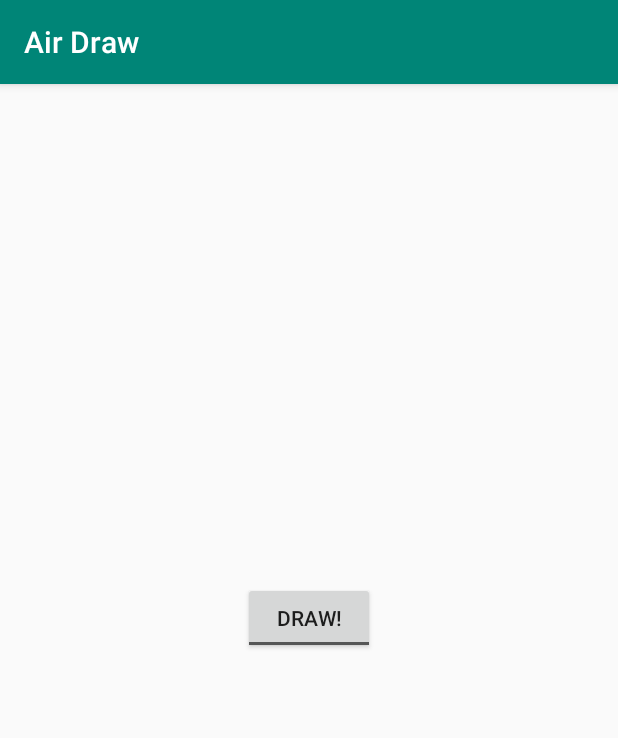
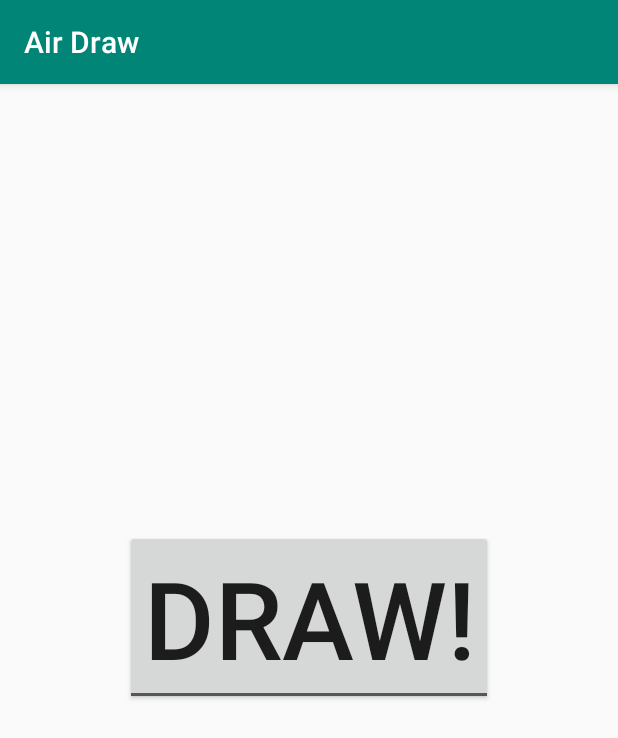
Before and after one commit to GoogleCloudPlatform/air-draw-demo, an Android app: the screen it shows after launch (MainActivity), on a phone screen of 412 x 824 dp. Shown: the top 738 px of the screen. Run offline under Robolectric (Android 15) with nearby library versions, the phone set to English and light mode, and no system bars; libraries missing offline, so code that uses them is left out: com.github.kittinunf.fuel.

Commit message:
thicker line, bigger button

```diff
--- a/android/src/main/res/layout/activity_main.xml
+++ b/android/src/main/res/layout/activity_main.xml
@@ -21,11 +21,12 @@
     </android.support.design.widget.AppBarLayout>
 
     <ToggleButton
-            android:textOn="@string/draw_button_on"
-            android:textOff="@string/draw_button_off"
-            android:layout_width="wrap_content"
-            android:layout_height="wrap_content"
-            android:layout_gravity="center"
-            android:onClick="drawClick"/>
+        android:layout_width="wrap_content"
+        android:layout_height="wrap_content"
+        android:layout_gravity="center"
+        android:onClick="drawClick"
+        android:textOff="@string/draw_button_off"
+        android:textOn="@string/draw_button_on"
+        android:textSize="72sp" />
 
 </android.support.design.widget.CoordinatorLayout>
--- a/server/src/main/kotlin/com/jamesward/airdraw/WebApp.kt
+++ b/server/src/main/kotlin/com/jamesward/airdraw/WebApp.kt
@@ -233,7 +233,7 @@ object AirDrawSmileViewer {
             doubleArrayOf(minX, maxX)
         }
 
-        val linePlot = LinePlot(xy).setStroke(BasicStroke(10F, BasicStroke.CAP_BUTT, BasicStroke.JOIN_ROUND))
+        val linePlot = LinePlot(xy).setStroke(BasicStroke(20F, BasicStroke.CAP_BUTT, BasicStroke.JOIN_ROUND))
         val canvas = PlotCanvas(doubleArrayOf(xBounds[0], yBounds[0]), doubleArrayOf(xBounds[1], yBounds[1]))
         canvas.add(linePlot)
 
```
